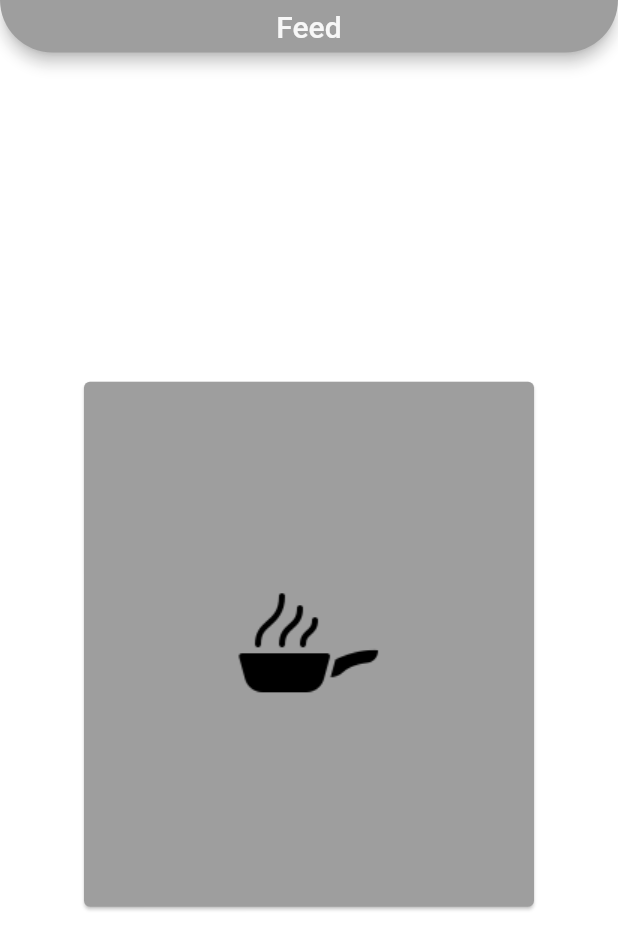
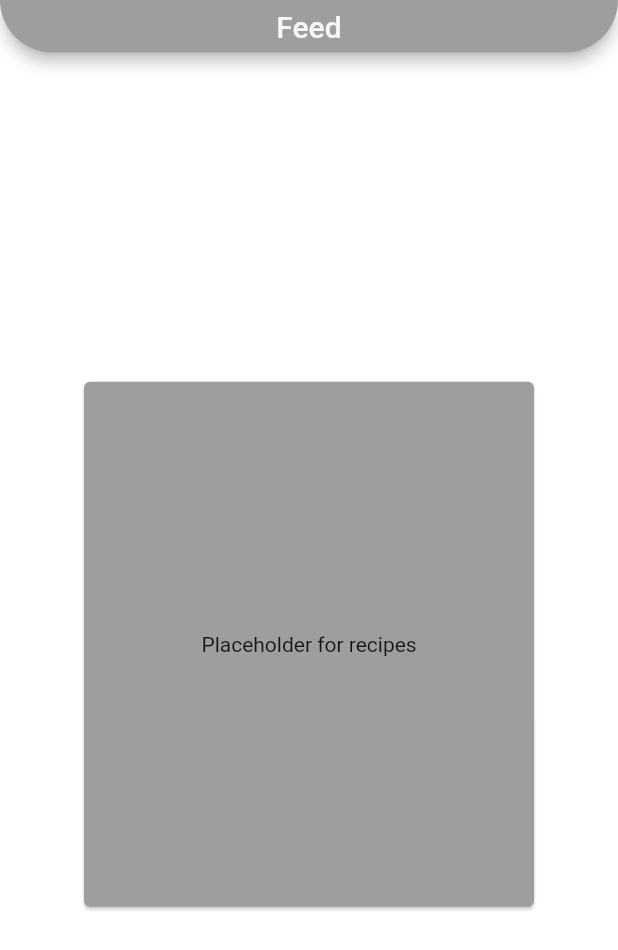
Before and after one commit to tylergroat/Recipeal, a Flutter app: the FeedPage screen opened directly, on a phone screen of 412 x 824 dp. Shown: the top 950 px of the screen. Run offline on Flutter 3.47's test engine with Material 2 defaults, Android fonts, the light colour scheme and no system bars; our stand-ins replace awesome_snackbar_content, cloud_firestore, firebase_auth, firebase_core, firebase_storage, image_picker and 2 more; accounts and stored records are empty.

Commit message:
bug fixes

```diff
--- a/food_for_thought/lib/authentification.dart
+++ b/food_for_thought/lib/authentification.dart
@@ -53,6 +53,12 @@ Future addUserDetails(
   });
 }
 
+Future updateUserDetails(String email, String uid) async {
+  await FirebaseFirestore.instance.collection('users').doc(uid).update({
+    'email': email,
+  });
+}
+
 Future<User?> signInWithEmailPassword(String email, String password) async {
   await Firebase.initializeApp();
   User? user;
--- a/food_for_thought/lib/feed_page.dart
+++ b/food_for_thought/lib/feed_page.dart
@@ -29,12 +29,16 @@ class FeedPageState extends State<FeedPage> {
         body: Center(
           child: Card(
             color: Colors.grey,
-            child: SizedBox(
-              width: 300,
-              height: 350,
-              child: Center(
-                child: Image.asset('assets/logo/logo.png' //to display the image
-                    ),
+            clipBehavior: Clip.hardEdge,
+            child: InkWell(
+              splashColor: Colors.blue.withAlpha(30),
+              onTap: () {
+                debugPrint('Card tapped.');
+              },
+              child: const SizedBox(
+                width: 300,
+                height: 350,
+                child: Center(child: Text('Placeholder for recipes')),
               ),
             ),
           ),
--- a/food_for_thought/lib/read_data/get_user_name.dart
+++ b/food_for_thought/lib/read_data/get_user_name.dart
@@ -16,9 +16,6 @@ class GetUserName extends StatelessWidget {
         if (snapshot.connectionState == ConnectionState.done) {
           Map<String, dynamic> data =
               snapshot.data!.data() as Map<String, dynamic>;
-
-          String username = '${data['user name']}';
-          String fullName = '${data['first name']} ${data['last name']}';
 
           return RichText(
             text: TextSpan(
--- a/food_for_thought/lib/registration_page.dart
+++ b/food_for_thought/lib/registration_page.dart
@@ -216,6 +216,7 @@ class RegistrationPageState extends State<RegistrationPage> {
                       passwordController.text.isEmpty ||
                       firstnameController.text.isEmpty ||
                       lastnameController.text.isEmpty ||
+                      usernameController.text.isEmpty ||
                       confirmPasswordController.text.isEmpty ||
                       emailController.text.isEmpty) {
                     ScaffoldMessenger.of(context)
```
Also changed, not shown: food_for_thought/lib/login_page.dart (+27 -3 lines).
